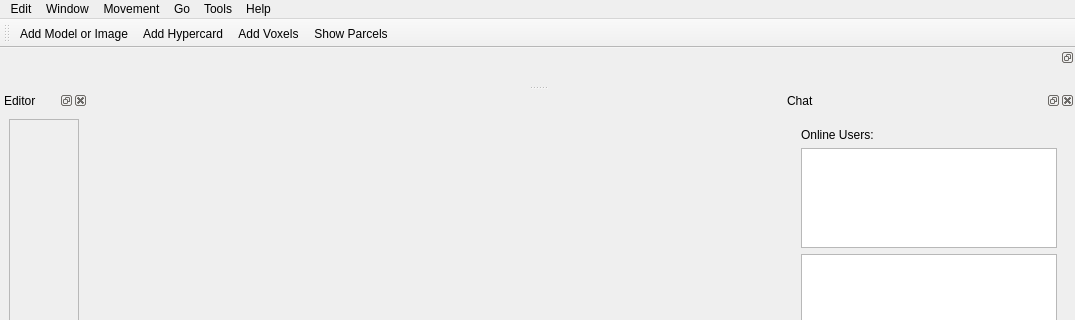
First picture: the form in gui_client/MainWindow.ui, repository shipilovden/substrata-metasiberia, before the edit; both pictures show x 0 to 1075 and y 0 to 320 of the 1075 by 787 pixel window.
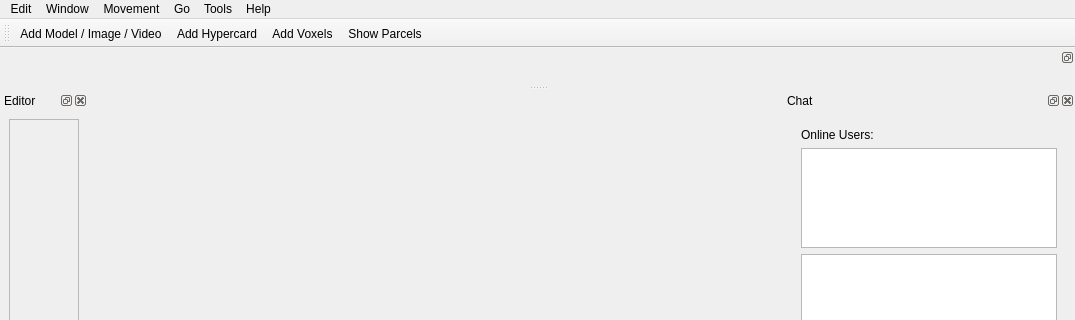
Second picture: the form after the edit. Custom widgets are drawn as their Qt base class.

Commit message: Changed command to Add Model/Image/Video. Showing first video frame in AddObjectDialog when adding a mp4.

```diff
--- a/gui_client/MainWindow.ui
+++ b/gui_client/MainWindow.ui
@@ -325,7 +325,10 @@
   </action>
   <action name="actionAddObject">
    <property name="text">
-    <string>Add Model or Image</string>
+    <string>Add Model / Image / Video</string>
+   </property>
+   <property name="toolTip">
+    <string>Add Model/Image/Video</string>
    </property>
   </action>
   <action name="actionDeleteObject">
```
The commit also changes 3 other files.
